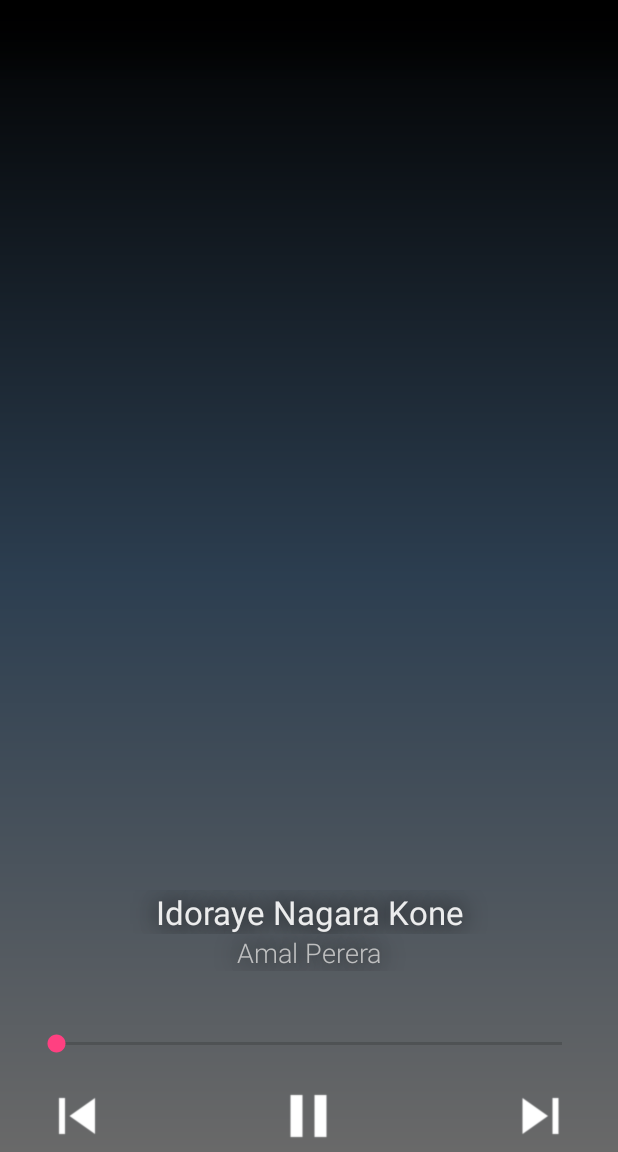
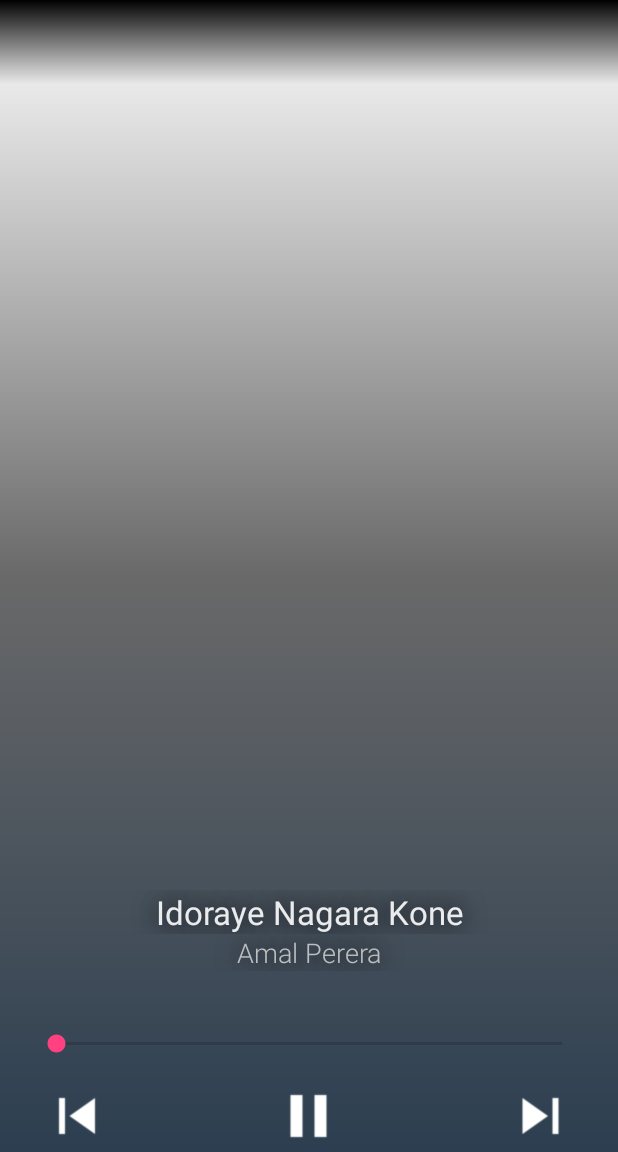
Before and after one commit to TharakaMadushanki/CTSE_Music, an Android app: the MediaListActivity screen opened directly, with no data from a screen before it, after a tap on "Idoraye Nagara Kone", on a phone screen of 412 x 824 dp, the part 84-1236 px from its top. Run offline under Robolectric (Android 15) with nearby library versions, the phone set to English and light mode, and no system bars.

Commit message:
changed color effects

```diff
--- a/app/src/main/res/drawable-v24/fullscreen_bg_gradient.xml
+++ b/app/src/main/res/drawable-v24/fullscreen_bg_gradient.xml
@@ -3,8 +3,8 @@
 <shape xmlns:android="http://schemas.android.com/apk/res/android" >
     <gradient
         android:angle="90"
-        android:centerColor="#2C3E50"
-        android:endColor="#00000000"
-        android:startColor="#696969"
+        android:centerColor="#696969"
+        android:endColor="#ffffff"
+        android:startColor="#2C3E50"
         android:type="linear" />
 </shape>
--- a/app/src/main/res/drawable-v24/fullscreen_toolbar_bg_gradient.xml
+++ b/app/src/main/res/drawable-v24/fullscreen_toolbar_bg_gradient.xml
@@ -1,19 +1,5 @@
 <?xml version="1.0" encoding="utf-8"?>
-<!--
-  Copyright (C) 2014 The Android Open Source Project
 
-  Licensed under the Apache License, Version 2.0 (the "License");
-  you may not use this file except in compliance with the License.
-  You may obtain a copy of the License at
-
-       http://www.apache.org/licenses/LICENSE-2.0
-
-  Unless required by applicable law or agreed to in writing, software
-  distributed under the License is distributed on an "AS IS" BASIS,
-  WITHOUT WARRANTIES OR CONDITIONS OF ANY KIND, either express or implied.
-  See the License for the specific language governing permissions and
-  limitations under the License.
-  -->
 <shape xmlns:android="http://schemas.android.com/apk/res/android" >
     <gradient
         android:angle="90"
--- a/app/src/main/res/layout/activity_main.xml
+++ b/app/src/main/res/layout/activity_main.xml
@@ -7,8 +7,7 @@
     android:orientation="vertical"
     android:padding="16dp"
     android:configChanges="orientation|screenSize|keyboardHidden"
-    android:theme="@style/ThemeOverlay.AppCompat.Dark"
-    >
+    android:theme="@style/ThemeOverlay.AppCompat.Dark">
 
     <LinearLayout
         android:layout_width="match_parent"
--- a/app/src/main/res/layout/media_item.xml
+++ b/app/src/main/res/layout/media_item.xml
@@ -12,7 +12,7 @@
         android:layout_marginStart="12dp"
         android:tintMode="src_in"
         android:tint="@color/media_item_icon_not_playing"
-        android:contentDescription="Play item"
+        android:contentDescription="@string/play_eq"
         android:src="@drawable/ic_play_arrow_black_36dp"/>
 
     <LinearLayout
@@ -21,6 +21,7 @@
         android:layout_alignParentStart="true"
         android:layout_marginStart="60dp"
         android:layout_centerVertical="true"
+        android:paddingLeft="20dp"
         android:orientation="vertical">
 
         <TextView
--- a/app/src/main/res/values/strings.xml
+++ b/app/src/main/res/values/strings.xml
@@ -10,6 +10,7 @@
     <string name="skip_next">skip to next</string>
     <string name="skip_prev">skip to previous</string>
     <string name="back_arrow">skip to back</string>
+    <string name="play_eq">Play itemk</string>
 
 
 </resources>
```
Also changed, not shown: app/src/main/res/drawable/admin_music.jpg.
